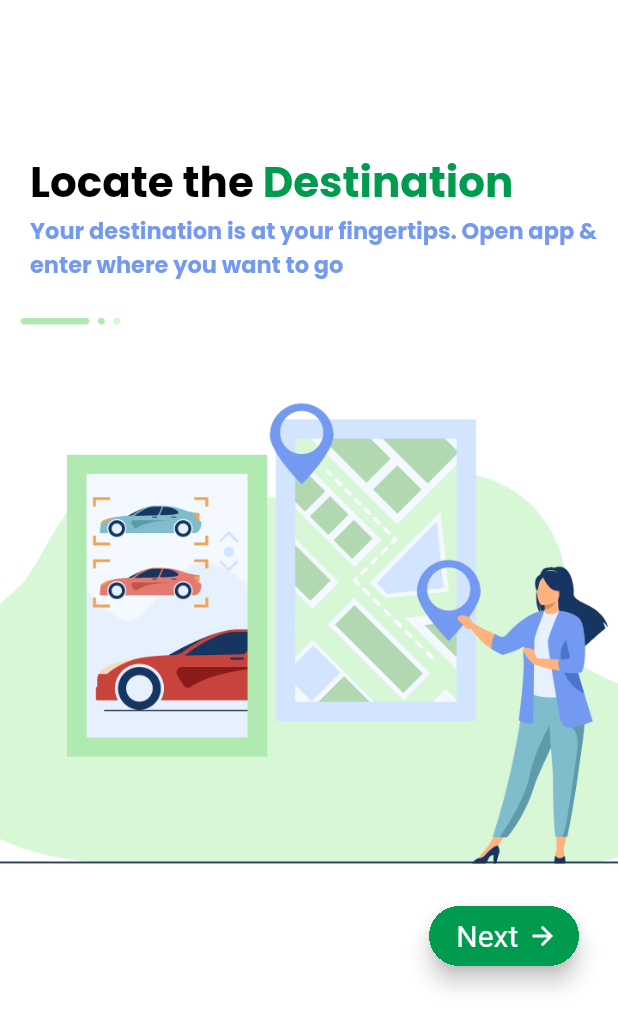
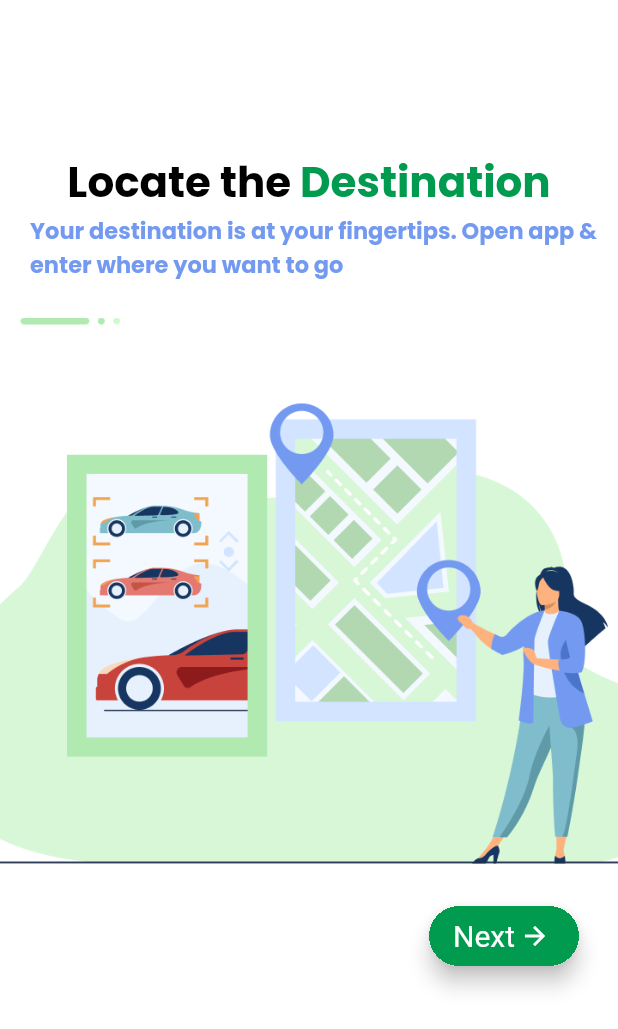
Before and after one commit to Digital-Edge-360/AMO-Mobile-app, a Flutter app: the screen it shows after launch, on a phone screen of 412 x 824 dp. Shown: the top 1029 px of the screen. Run offline on Flutter 3.47's test engine with Material 2 defaults, Android fonts, the phone set to English and light mode, and no system bars; our stand-ins replace cloud_firestore, firebase_auth, firebase_core, firebase_database, flutter_styled_toast, fluttertoast and 8 more; missing offline and left inert: flutter_polyline_points, material_dialogs; accounts and stored records are empty.

Commit message:
new agent code

```diff
--- a/lib/authentication/login_screen.dart
+++ b/lib/authentication/login_screen.dart
@@ -4,7 +4,6 @@ import 'package:amo_cabs/authentication/otp_page.dart';
 import 'package:firebase_auth/firebase_auth.dart';
 import 'package:flutter/material.dart';
 import 'package:flutter/services.dart';
-
 import '../widgets/amo_toast.dart';
 import '../widgets/progress_dialog.dart';
 
@@ -12,7 +11,6 @@ class LoginScreen extends StatefulWidget {
   @override
   State<LoginScreen> createState() => _LoginScreenState();
 }
-
 class _LoginScreenState extends State<LoginScreen> {
   //phone number Screen
   TextEditingController txtCountryCodeTextEditingController =
@@ -71,13 +69,11 @@ class _LoginScreenState extends State<LoginScreen> {
       codeAutoRetrievalTimeout: (String verificationId) {},
     );
   }
-
   @override
   void initState() {
     txtCountryCodeTextEditingController.text = "+91";
     super.initState();
   }
-
   bool checkNumber() {
     if (txtPhoneTextEditingController.text.isEmpty) {
       AmoToast.showAmoToast('Phone number can\'t be empty.', context);
@@ -90,7 +86,6 @@ class _LoginScreenState extends State<LoginScreen> {
     }
     return false;
   }
-
   @override
   Widget build(BuildContext context) {
     return Scaffold(
@@ -256,7 +251,6 @@ class _LoginScreenState extends State<LoginScreen> {
                         signInWithPhoneNumber(
                             txtCountryCodeTextEditingController.text +
                                 txtPhoneTextEditingController.text);
-
                         // Navigator.push(
                         //   context,
                         //   PageTransition(
--- a/lib/authentication/otp_page.dart
+++ b/lib/authentication/otp_page.dart
@@ -1,5 +1,4 @@
 import 'dart:developer';
-
 import 'package:amo_cabs/authentication/login_screen.dart';
 import 'package:amo_cabs/authentication/registration_screen.dart';
 import 'package:amo_cabs/mainScreens/home_screen.dart';
@@ -15,8 +14,8 @@ import 'package:shared_preferences/shared_preferences.dart';
 import '../../global/global.dart';
 import '../models/user_model.dart';
 import '../widgets/progress_dialog.dart';
+// ignore: must_be_immutable
 
-// ignore: must_be_immutable
 class OtpPage extends StatefulWidget {
   String verificationId;
   String phoneNumber;
--- a/lib/global/global.dart
+++ b/lib/global/global.dart
@@ -19,6 +19,7 @@ var carTypes = [
   "Hatchback"
 ];
 
+
 var perKmMultiplier = [
   0.018, //for suv, 18rs per km
   0.015, //for sedan, 15rs per km
@@ -32,6 +33,7 @@ var carTypesImages = [
   'images/suv.png',
   'images/suv.png',
 ];
+
 var noOfSeatsAvailableByCarType = [3, 4, 6, 7,8,9];
 var noOfBagStorageAvailableByCarType = [2, 3, 4, 5,6,7];
 double basePrice = 100;
--- a/lib/mainScreens/history_page.dart
+++ b/lib/mainScreens/history_page.dart
@@ -538,11 +538,13 @@ class _SupportSheet extends StatelessWidget {
     required this.index,
   }) : super(key: key);
 
+
   static Future<void> makePhoneCall() async {
     final Uri launchUri = Uri(
       scheme: 'tel',
       path: "7811822499",
     );
+
     await launchUrl(launchUri);
   }
 
@@ -642,9 +644,9 @@ class _SupportSheet extends StatelessWidget {
                       },
                       child: Container(
                         width: windowSize.width * 0.45,
-                        child: Row(
+                        child: const Row(
                           children: [
-                            const Expanded(
+                            Expanded(
                               flex: 1,
                               child: Icon(
                                 Icons.call,
--- a/lib/mainScreens/home_screen.dart
+++ b/lib/mainScreens/home_screen.dart
@@ -17,7 +17,6 @@ class HomeScreen extends StatefulWidget {
   @override
   State<HomeScreen> createState() => _HomeScreenState();
 }
-
 class _HomeScreenState extends State<HomeScreen> {
   String userName = "First Name";
   String userLastName = "Last name";
--- a/lib/mainScreens/wallet.dart
+++ b/lib/mainScreens/wallet.dart
@@ -21,7 +21,6 @@ class _WallatPageState extends State<WallatPage> {
     super.initState();
     getride();
   }
-
   static const _backgroundColor = Colors.white;
   //static const _backgroundColor = Color(0xFFF15BB5);
 
--- a/lib/onboardingScreens/onboarding_screen1.dart
+++ b/lib/onboardingScreens/onboarding_screen1.dart
@@ -1,14 +1,12 @@
 import 'package:flutter/material.dart';
 import 'package:page_transition/page_transition.dart';
+
 import 'onboarding_screen2.dart';
-
 class OnboardingScreen extends StatefulWidget {
   const OnboardingScreen({Key? key}) : super(key: key);
 
-
   @override
   State<OnboardingScreen> createState() => _OnboardingScreenState();
-
 }
 class _OnboardingScreenState extends State<OnboardingScreen> {
   final ButtonStyle style = ElevatedButton.styleFrom(
@@ -19,24 +17,21 @@ class _OnboardingScreenState extends State<OnboardingScreen> {
       ),
       shape: RoundedRectangleBorder(
         borderRadius: BorderRadius.circular(10),
+      ));
+  @override
 
-      ));
-
-
-  @override
   Widget build(BuildContext context) {
     return Scaffold(
       backgroundColor: Colors.white,
       body: SingleChildScrollView(
         child: Container(
           alignment: Alignment.center,
-
           child: Column(
             children: [
               const Padding(
                 padding: EdgeInsets.only(top: 100, left: 20, right: 20),
-                child: Center(
                 child: Row(
+                  mainAxisAlignment: MainAxisAlignment.center,
                   children: [
                     Text("Locate the ",
                         style: TextStyle(
@@ -46,17 +41,14 @@ class _OnboardingScreenState extends State<OnboardingScreen> {
                     Text("Destination",
                         style: TextStyle(
                             fontFamily: "Poppins",
-                              fontSize: 28,
-                              color: Color(0xff009B4E))),
+                            fontSize: 28, color: Color(0xff009B4E))),
                   ],
-                  ),
                 ),
               ),
               Padding(
                 padding: const EdgeInsets.only(left: 20, right: 10),
                 child: Container(
                   alignment: Alignment.center,
-
                   child: const Text(
                       "Your destination is at your fingertips. Open app & enter where you want to go",
                       style: TextStyle(
@@ -64,8 +56,7 @@ class _OnboardingScreenState extends State<OnboardingScreen> {
                           fontSize: 15,
                           color: Color(0xff739AF0))),
                 ),
-              )
-              ,
+              ),
               SizedBox(
                 height: MediaQuery.of(context).size.width,
                 child: Container(
@@ -81,7 +72,6 @@ class _OnboardingScreenState extends State<OnboardingScreen> {
                       )),
                 ),
               ),
-
               Padding(
                 padding: const EdgeInsets.only(left: 260,bottom: 60,),
                 child: Card(
@@ -99,29 +89,26 @@ class _OnboardingScreenState extends State<OnboardingScreen> {
                           )),
                       child: Directionality(
                           textDirection: TextDirection.rtl,
-                          child: ElevatedButton.icon(
+                          child: ElevatedButton(
                             style: style,
                             onPressed: () {
-
                               Navigator.pushReplacement(
                                 context,
                                 PageTransition(
                                   type: PageTransitionType.rightToLeft,
                                   duration: const Duration(milliseconds: 100),
                                   child:  OnboardingScreen2(),
-
+                                ), // MaterialPageRoute(builder: (context) =>OnboardingScreen2())
+                              );
+                            }, child: const Row(
+                              children: [
+                                Expanded(child: Icon(Icons.arrow_back,size: 20,color:Colors.white,)),
+                                Text("Next"),
+                              ],
                             ),
-                                // MaterialPageRoute(builder: (context) =>OnboardingScreen2())
-                              );
-
-                            },
-                            icon: const Icon(
-                              Icons.arrow_back,size: 20,
                             ),
-                            label: const Text("Next"),
                             //.........
                           ))
-                  ),
                   ),
                 ),
             ],
--- a/pubspec.yaml
+++ b/pubspec.yaml
@@ -15,7 +15,7 @@ dependencies:
   firebase_core: ^2.14.0
   firebase_auth: ^4.6.3
   firebase_database: ^10.2.3
-  fluttertoast: ^8.1.2
+  fluttertoast: ^8.2.2
   google_maps_flutter: ^2.2.3
   geolocator: ^9.0.2
   http: ^0.13.1
@@ -49,7 +49,6 @@ flutter:
   assets:
     - images/
     - assets/lottie/
-
   fonts:
     - family: Poppins
       fonts:
```
Also changed, not shown: 1 other file. Lines whose indentation alone changed are shown as unchanged.
